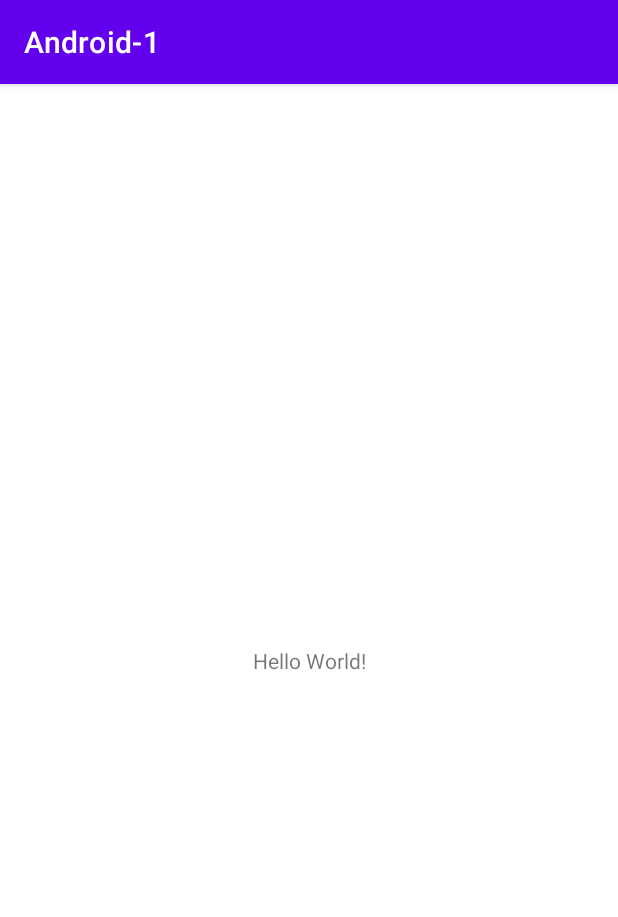
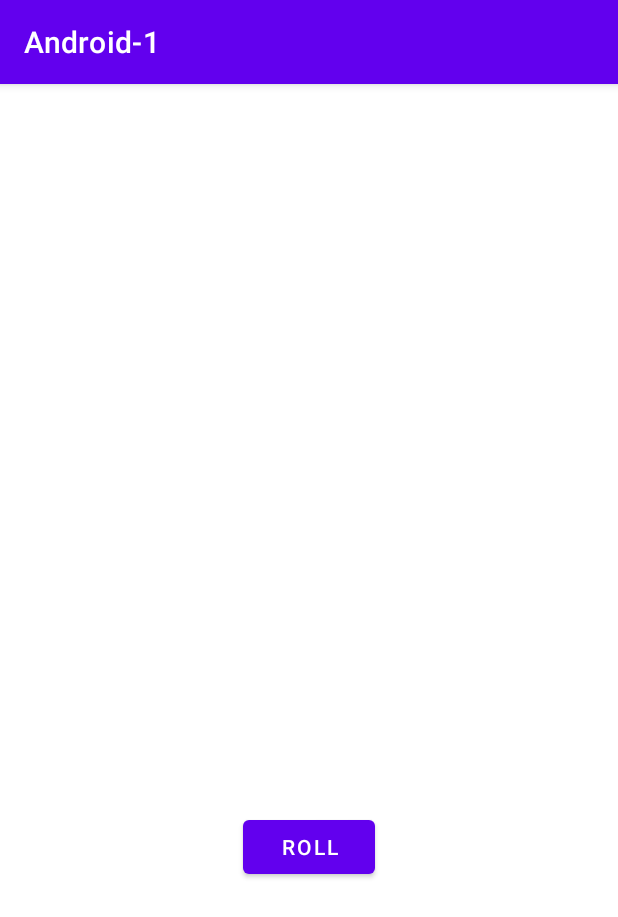
Before and after one commit to JuuanC/Android-1, an Android app: the screen it shows after launch (MainActivity), on a phone screen of 412 x 824 dp. Shown: the top 917 px of the screen. Run offline under Robolectric (Android 15) with nearby library versions, the phone set to English and light mode, and no system bars.

Commit message:
Se termino la leccion del tutorial de android developer

```diff
--- a/app/build.gradle
+++ b/app/build.gradle
@@ -14,6 +14,8 @@ android {
         versionName "1.0"
 
         testInstrumentationRunner "androidx.test.runner.AndroidJUnitRunner"
+
+        vectorDrawables.useSupportLibrary = true
     }
 
     buildTypes {
--- a/app/src/main/java/com/example/android_1/MainActivity.kt
+++ b/app/src/main/java/com/example/android_1/MainActivity.kt
@@ -1,11 +1,41 @@
 package com.example.android_1
 
+import android.os.Bundle
+import android.widget.Button
+import android.widget.ImageView
+import android.widget.Toast
 import androidx.appcompat.app.AppCompatActivity
-import android.os.Bundle
 
 class MainActivity : AppCompatActivity() {
+
+    lateinit var diceImage: ImageView
     override fun onCreate(savedInstanceState: Bundle?) {
         super.onCreate(savedInstanceState)
         setContentView(R.layout.activity_main)
+
+        diceImage = findViewById(R.id.dice_image)
+
+        val rollButton: Button = findViewById(R.id.roll_button)
+        rollButton.setOnClickListener { rollDice() }
+    }
+
+    private fun rollDice() {
+
+        val randomInt = (1..6).random()
+
+        val drawebleResource = when (randomInt) {
+            1 -> R.drawable.dice_1
+            2 -> R.drawable.dice_2
+            3 -> R.drawable.dice_3
+            4 -> R.drawable.dice_4
+            5 -> R.drawable.dice_5
+            else -> R.drawable.dice_6
+        }
+        diceImage.setImageResource(drawebleResource)
+        Toast.makeText(
+            this,
+            StringBuilder("El número fue: ").append(randomInt),
+            Toast.LENGTH_SHORT
+        ).show()
     }
 }
--- /dev/null
+++ b/app/src/main/res/drawable/dice_1.xml
@@ -0,0 +1,66 @@
+<!--
+  ~ Copyright 2018, The Android Open Source Project
+  ~
+  ~ Licensed under the Apache License, Version 2.0 (the "License");
+  ~ you may not use this file except in compliance with the License.
+  ~ You may obtain a copy of the License at
+  ~
+  ~     http://www.apache.org/licenses/LICENSE-2.0
+  ~
+  ~ Unless required by applicable law or agreed to in writing, software
+  ~ distributed under the License is distributed on an "AS IS" BASIS,
+  ~ WITHOUT WARRANTIES OR CONDITIONS OF ANY KIND, either express or implied.
+  ~ See the License for the specific language governing permissions and
+  ~ limitations under the License.
+  -->
+
+<vector xmlns:android="http://schemas.android.com/apk/res/android"
+    android:width="200dp"
+    android:height="250dp"
+    android:viewportWidth="800"
+    android:viewportHeight="1000">
+    <path
+        android:fillAlpha="0.5"
+        android:fillColor="#eee"
+        android:pathData="M740.8,635.42c-68.27,90.47 -249.77,201.76 -316,240.63a50.7,50.7 0,0 1,-49.93 0.81c-64.19,-35 -234.09,-133.88 -315.65,-242a14.69,14.69 0,0 1,-0.12 -17.49c77.58,-106.29 159.67,-258.89 341.06,-258.89 182,0 242.19,139.08 340.27,258.88A14.62,14.62 0,0 1,740.8 635.42Z"
+        android:strokeAlpha="0.5" />
+    <path
+        android:fillColor="#bdbdbd"
+        android:pathData="M704.9,630l-294.29,191.06l0,-340.85l294.29,-191.06l0,340.85z" />
+    <path
+        android:fillColor="#e0e0e0"
+        android:pathData="M97.59,630l294.29,191.06l0,-340.85l-294.29,-191.06l0,340.85z" />
+    <path
+        android:fillColor="#f5f5f5"
+        android:pathData="M400.14,464.73l-293.19,-191.45l293.19,-156.31l295.39,156.31l-295.39,191.45z" />
+    <path
+        android:fillColor="#eee"
+        android:pathData="M106.95,273.28l-9.36,15.87l294.29,191.06l8.26,-15.48l-293.19,-191.45z" />
+    <path
+        android:fillColor="#e0e0e0"
+        android:pathData="M695.53,273.28l9.37,15.87l-294.29,191.06l-10.47,-15.48l295.39,-191.45z" />
+    <path
+        android:fillColor="#eee"
+        android:pathData="M391.88,480.21h18.73v340.85h-18.73z" />
+    <path
+        android:fillColor="#f5f5f5"
+        android:pathData="M400.14,464.73l-8.26,15.48l18.73,0l-10.47,-15.48z" />
+    <path
+        android:fillColor="#78c257"
+        android:pathData="M397.45,297.62a16.9,28.71 97.07,1 0,4.16 -33.54a16.9,28.71 97.07,1 0,-4.16 33.54z" />
+    <path
+        android:fillColor="#78c257"
+        android:pathData="M297.17,539.02a30.12,16.11 53.82,1 0,26.01 -19.02a30.12,16.11 53.82,1 0,-26.01 19.02z" />
+    <path
+        android:fillColor="#78c257"
+        android:pathData="M161.96,588.24a30.12,16.11 53.82,1 0,26.01 -19.02a30.12,16.11 53.82,1 0,-26.01 19.02z" />
+    <path
+        android:fillColor="#78c257"
+        android:pathData="M551.15,579.45a30.12,16.11 126.18,1 0,35.56 -48.62a30.12,16.11 126.18,1 0,-35.56 48.62z" />
+    <path
+        android:fillColor="#78c257"
+        android:pathData="M469.12,549.58a30.12,16.11 126.18,1 0,35.56 -48.62a30.12,16.11 126.18,1 0,-35.56 48.62z" />
+    <path
+        android:fillColor="#78c257"
+        android:pathData="M633.17,609.29a30.12,16.11 126.18,1 0,35.56 -48.62a30.12,16.11 126.18,1 0,-35.56 48.62z" />
+</vector>
--- /dev/null
+++ b/app/src/main/res/drawable/dice_2.xml
@@ -0,0 +1,66 @@
+<!--
+  ~ Copyright 2018, The Android Open Source Project
+  ~
+  ~ Licensed under the Apache License, Version 2.0 (the "License");
+  ~ you may not use this file except in compliance with the License.
+  ~ You may obtain a copy of the License at
+  ~
+  ~     http://www.apache.org/licenses/LICENSE-2.0
+  ~
+  ~ Unless required by applicable law or agreed to in writing, software
+  ~ distributed under the License is distributed on an "AS IS" BASIS,
+  ~ WITHOUT WARRANTIES OR CONDITIONS OF ANY KIND, either express or implied.
+  ~ See the License for the specific language governing permissions and
+  ~ limitations under the License.
+  -->
+
+<vector xmlns:android="http://schemas.android.com/apk/res/android"
+    android:width="200dp"
+    android:height="250dp"
+    android:viewportWidth="800"
+    android:viewportHeight="1000">
+    <path
+        android:fillAlpha="0.5"
+        android:fillColor="#eee"
+        android:pathData="M740.8,635.42c-68.27,90.47 -249.77,201.76 -316,240.63a50.7,50.7 0,0 1,-49.93 0.81c-64.19,-35 -234.09,-133.88 -315.65,-242a14.69,14.69 0,0 1,-0.12 -17.49c77.58,-106.29 159.67,-258.89 341.06,-258.89 182,0 242.19,139.08 340.27,258.88A14.62,14.62 0,0 1,740.8 635.42Z"
+        android:strokeAlpha="0.5" />
+    <path
+        android:fillColor="#bdbdbd"
+        android:pathData="M704.9,630l-294.29,191.06l0,-340.85l294.29,-191.06l0,340.85z" />
+    <path
+        android:fillColor="#e0e0e0"
+        android:pathData="M97.59,630l294.29,191.06l0,-340.85l-294.29,-191.06l0,340.85z" />
+    <path
+        android:fillColor="#f5f5f5"
+        android:pathData="M400.14,464.73l-293.19,-191.45l293.19,-156.31l295.39,156.31l-295.39,191.45z" />
+    <path
+        android:fillColor="#eee"
+        android:pathData="M106.95,273.28l-9.36,15.87l294.29,191.06l8.26,-15.48l-293.19,-191.45z" />
+    <path
+        android:fillColor="#e0e0e0"
+        android:pathData="M695.53,273.28l9.37,15.87l-294.29,191.06l-10.47,-15.48l295.39,-191.45z" />
+    <path
+        android:fillColor="#eee"
+        android:pathData="M391.88,480.21h18.73v340.85h-18.73z" />
+    <path
+        android:fillColor="#f5f5f5"
+        android:pathData="M400.14,464.73l-8.26,15.48l18.73,0l-10.47,-15.48z" />
+    <path
+        android:fillColor="#78c257"
+        android:pathData="M520.85,303.25a16.9,28.71 97.07,1 0,4.16 -33.54a16.9,28.71 97.07,1 0,-4.16 33.54z" />
+    <path
+        android:fillColor="#78c257"
+        android:pathData="M273.33,291.99a16.9,28.71 97.07,1 0,4.16 -33.54a16.9,28.71 97.07,1 0,-4.16 33.54z" />
+    <path
+        android:fillColor="#78c257"
+        android:pathData="M229.56,563.64a30.12,16.11 53.82,1 0,26.01 -19.02a30.12,16.11 53.82,1 0,-26.01 19.02z" />
+    <path
+        android:fillColor="#78c257"
+        android:pathData="M311.58,533.77a30.12,16.11 53.82,1 0,26.01 -19.02a30.12,16.11 53.82,1 0,-26.01 19.02z" />
+    <path
+        android:fillColor="#78c257"
+        android:pathData="M147.54,593.49a30.12,16.11 53.82,1 0,26.01 -19.02a30.12,16.11 53.82,1 0,-26.01 19.02z" />
+    <path
+        android:fillColor="#78c257"
+        android:pathData="M551.15,579.45a30.12,16.11 126.18,1 0,35.56 -48.62a30.12,16.11 126.18,1 0,-35.56 48.62z" />
+</vector>
--- /dev/null
+++ b/app/src/main/res/drawable/dice_3.xml
@@ -0,0 +1,66 @@
+<!--
+  ~ Copyright 2018, The Android Open Source Project
+  ~
+  ~ Licensed under the Apache License, Version 2.0 (the "License");
+  ~ you may not use this file except in compliance with the License.
+  ~ You may obtain a copy of the License at
+  ~
+  ~     http://www.apache.org/licenses/LICENSE-2.0
+  ~
+  ~ Unless required by applicable law or agreed to in writing, software
+  ~ distributed under the License is distributed on an "AS IS" BASIS,
+  ~ WITHOUT WARRANTIES OR CONDITIONS OF ANY KIND, either express or implied.
+  ~ See the License for the specific language governing permissions and
+  ~ limitations under the License.
+  -->
+
+<vector xmlns:android="http://schemas.android.com/apk/res/android"
+    android:width="200dp"
+    android:height="250dp"
+    android:viewportWidth="800"
+    android:viewportHeight="1000">
+    <path
+        android:fillAlpha="0.5"
+        android:fillColor="#eee"
+        android:pathData="M740.8,635.42c-68.27,90.47 -249.77,201.76 -316,240.63a50.7,50.7 0,0 1,-49.93 0.81c-64.19,-35 -234.09,-133.88 -315.65,-242a14.69,14.69 0,0 1,-0.12 -17.49c77.58,-106.29 159.67,-258.89 341.06,-258.89 182,0 242.19,139.08 340.27,258.88A14.62,14.62 0,0 1,740.8 635.42Z"
+        android:strokeAlpha="0.5" />
+    <path
+        android:fillColor="#bdbdbd"
+        android:pathData="M704.9,630l-294.29,191.06l0,-340.85l294.29,-191.06l0,340.85z" />
+    <path
+        android:fillColor="#e0e0e0"
+        android:pathData="M97.59,630l294.29,191.06l0,-340.85l-294.29,-191.06l0,340.85z" />
+    <path
+        android:fillColor="#f5f5f5"
+        android:pathData="M400.14,464.73l-293.19,-191.45l293.19,-156.31l295.39,156.31l-295.39,191.45z" />
+    <path
+        android:fillColor="#eee"
+        android:pathData="M106.95,273.28l-9.36,15.87l294.29,191.06l8.26,-15.48l-293.19,-191.45z" />
+    <path
+        android:fillColor="#e0e0e0"
+        android:pathData="M695.53,273.28l9.37,15.87l-294.29,191.06l-10.47,-15.48l295.39,-191.45z" />
+    <path
+        android:fillColor="#eee"
+        android:pathData="M391.88,480.21h18.73v340.85h-18.73z" />
+    <path
+        android:fillColor="#f5f5f5"
+        android:pathData="M400.14,464.73l-8.26,15.48l18.73,0l-10.47,-15.48z" />
+    <path
+        android:fillColor="#78c257"
+        android:pathData="M398.11,297.62a16.9,28.71 97.07,1 0,4.16 -33.54a16.9,28.71 97.07,1 0,-4.16 33.54z" />
+    <path
+        android:fillColor="#78c257"
+        android:pathData="M548.27,304.46a16.9,28.71 97.07,1 0,4.16 -33.54a16.9,28.71 97.07,1 0,-4.16 33.54z" />
+    <path
+        android:fillColor="#78c257"
+        android:pathData="M247.95,290.79a16.9,28.71 97.07,1 0,4.16 -33.54a16.9,28.71 97.07,1 0,-4.16 33.54z" />
+    <path
+        android:fillColor="#78c257"
+        android:pathData="M229.56,563.64a30.12,16.11 53.82,1 0,26.01 -19.02a30.12,16.11 53.82,1 0,-26.01 19.02z" />
+    <path
+        android:fillColor="#78c257"
+        android:pathData="M483.54,554.83a30.12,16.11 126.18,1 0,35.56 -48.62a30.12,16.11 126.18,1 0,-35.56 48.62z" />
+    <path
+        android:fillColor="#78c257"
+        android:pathData="M618.75,604.04a30.12,16.11 126.18,1 0,35.56 -48.62a30.12,16.11 126.18,1 0,-35.56 48.62z" />
+</vector>
--- /dev/null
+++ b/app/src/main/res/drawable/dice_4.xml
@@ -0,0 +1,69 @@
+<!--
+  ~ Copyright 2018, The Android Open Source Project
+  ~
+  ~ Licensed under the Apache License, Version 2.0 (the "License");
+  ~ you may not use this file except in compliance with the License.
+  ~ You may obtain a copy of the License at
+  ~
+  ~     http://www.apache.org/licenses/LICENSE-2.0
+  ~
+  ~ Unless required by applicable law or agreed to in writing, software
+  ~ distributed under the License is distributed on an "AS IS" BASIS,
+  ~ WITHOUT WARRANTIES OR CONDITIONS OF ANY KIND, either express or implied.
+  ~ See the License for the specific language governing permissions and
+  ~ limitations under the License.
+  -->
+
+<vector xmlns:android="http://schemas.android.com/apk/res/android"
+    android:width="200dp"
+    android:height="250dp"
+    android:viewportWidth="800"
+    android:viewportHeight="1000">
+    <path
+        android:fillAlpha="0.5"
+        android:fillColor="#eee"
+        android:pathData="M740.8,635.42c-68.27,90.47 -249.77,201.76 -316,240.63a50.7,50.7 0,0 1,-49.93 0.81c-64.19,-35 -234.09,-133.88 -315.65,-242a14.69,14.69 0,0 1,-0.12 -17.49c77.58,-106.29 159.67,-258.89 341.06,-258.89 182,0 242.19,139.08 340.27,258.88A14.62,14.62 0,0 1,740.8 635.42Z"
+        android:strokeAlpha="0.5" />
+    <path
+        android:fillColor="#bdbdbd"
+        android:pathData="M704.9,630l-294.29,191.06l0,-340.85l294.29,-191.06l0,340.85z" />
+    <path
+        android:fillColor="#e0e0e0"
+        android:pathData="M97.59,630l294.29,191.06l0,-340.85l-294.29,-191.06l0,340.85z" />
+    <path
+        android:fillColor="#f5f5f5"
+        android:pathData="M400.14,464.73l-293.19,-191.45l293.19,-156.31l295.39,156.31l-295.39,191.45z" />
+    <path
+        android:fillColor="#eee"
+        android:pathData="M106.95,273.28l-9.36,15.87l294.29,191.06l8.26,-15.48l-293.19,-191.45z" />
+    <path
+        android:fillColor="#e0e0e0"
+        android:pathData="M695.53,273.28l9.37,15.87l-294.29,191.06l-10.47,-15.48l295.39,-191.45z" />
+    <path
+        android:fillColor="#eee"
+        android:pathData="M391.88,480.21h18.73v340.85h-18.73z" />
+    <path
+        android:fillColor="#f5f5f5"
+        android:pathData="M400.14,464.73l-8.26,15.48l18.73,0l-10.47,-15.48z" />
+    <path
+        android:fillColor="#78c257"
+        android:pathData="M530.08,303.65a16.9,28.71 97.07,1 0,4.16 -33.54a16.9,28.71 97.07,1 0,-4.16 33.54z" />
+    <path
+        android:fillColor="#78c257"
+        android:pathData="M389.68,218.17a16.9,28.71 97.07,1 0,4.16 -33.54a16.9,28.71 97.07,1 0,-4.16 33.54z" />
+    <path
+        android:fillColor="#78c257"
+        android:pathData="M405.35,377.09a16.9,28.71 97.07,1 0,4.16 -33.54a16.9,28.71 97.07,1 0,-4.16 33.54z" />
+    <path
+        android:fillColor="#78c257"
+        android:pathData="M264.95,291.6a16.9,28.71 97.07,1 0,4.16 -33.54a16.9,28.71 97.07,1 0,-4.16 33.54z" />
+    <path
+        android:fillColor="#78c257"
+        android:pathData="M297.17,541.59a30.12,16.11 53.82,1 0,26.01 -19.02a30.12,16.11 53.82,1 0,-26.01 19.02z" />
+    <path
+        android:fillColor="#78c257"
+        android:pathData="M161.96,590.81a30.12,16.11 53.82,1 0,26.01 -19.02a30.12,16.11 53.82,1 0,-26.01 19.02z" />
+    <path
+        android:fillColor="#78c257"
+        android:pathData="M551.15,579.45a30.12,16.11 126.18,1 0,35.56 -48.62a30.12,16.11 126.18,1 0,-35.56 48.62z" />
+</vector>
--- /dev/null
+++ b/app/src/main/res/drawable/dice_5.xml
@@ -0,0 +1,75 @@
+<!--
+  ~ Copyright 2018, The Android Open Source Project
+  ~
+  ~ Licensed under the Apache License, Version 2.0 (the "License");
+  ~ you may not use this file except in compliance with the License.
+  ~ You may obtain a copy of the License at
+  ~
+  ~     http://www.apache.org/licenses/LICENSE-2.0
+  ~
+  ~ Unless required by applicable law or agreed to in writing, software
+  ~ distributed under the License is distributed on an "AS IS" BASIS,
+  ~ WITHOUT WARRANTIES OR CONDITIONS OF ANY KIND, either express or implied.
+  ~ See the License for the specific language governing permissions and
+  ~ limitations under the License.
+  -->
+
+<vector xmlns:android="http://schemas.android.com/apk/res/android"
+    android:width="200dp"
+    android:height="250dp"
+    android:viewportWidth="800"
+    android:viewportHeight="1000">
+    <path
+        android:fillAlpha="0.5"
+        android:fillColor="#eee"
+        android:pathData="M740.8,635.42c-68.27,90.47 -249.77,201.76 -316,240.63a50.7,50.7 0,0 1,-49.93 0.81c-64.19,-35 -234.09,-133.88 -315.65,-242a14.69,14.69 0,0 1,-0.12 -17.49c77.58,-106.29 159.67,-258.89 341.06,-258.89 182,0 242.19,139.08 340.27,258.88A14.62,14.62 0,0 1,740.8 635.42Z"
+        android:strokeAlpha="0.5" />
+    <path
+        android:fillColor="#bdbdbd"
+        android:pathData="M704.9,630l-294.29,191.06l0,-340.85l294.29,-191.06l0,340.85z" />
+    <path
+        android:fillColor="#e0e0e0"
+        android:pathData="M97.59,630l294.29,191.06l0,-340.85l-294.29,-191.06l0,340.85z" />
+    <path
+        android:fillColor="#f5f5f5"
+        android:pathData="M400.14,464.73l-293.19,-191.45l293.19,-156.31l295.39,156.31l-295.39,191.45z" />
+    <path
+        android:fillColor="#eee"
+        android:pathData="M106.95,273.28l-9.36,15.87l294.29,191.06l8.26,-15.48l-293.19,-191.45z" />
+    <path
+        android:fillColor="#e0e0e0"
+        android:pathData="M695.53,273.28l9.37,15.87l-294.29,191.06l-10.47,-15.48l295.39,-191.45z" />
+    <path
+        android:fillColor="#eee"
+        android:pathData="M391.88,480.21h18.73v340.85h-18.73z" />
+    <path
+        android:fillColor="#f5f5f5"
+        android:pathData="M400.14,464.73l-8.26,15.48l18.73,0l-10.47,-15.48z" />
+    <path
+        android:fillColor="#78c257"
+        android:pathData="M397.05,297.63a16.9,28.71 97.07,1 0,4.16 -33.54a16.9,28.71 97.07,1 0,-4.16 33.54z" />
+    <path
+        android:fillColor="#78c257"
+        android:pathData="M547.21,304.45a16.9,28.71 97.07,1 0,4.16 -33.54a16.9,28.71 97.07,1 0,-4.16 33.54z" />
+    <path
+        android:fillColor="#78c257"
+        android:pathData="M388.17,207.62a16.9,28.71 97.07,1 0,4.16 -33.54a16.9,28.71 97.07,1 0,-4.16 33.54z" />
+    <path
+        android:fillColor="#78c257"
+        android:pathData="M405.93,387.62a16.9,28.71 97.07,1 0,4.16 -33.54a16.9,28.71 97.07,1 0,-4.16 33.54z" />
+    <path
+        android:fillColor="#78c257"
+        android:pathData="M246.89,290.79a16.9,28.71 97.07,1 0,4.16 -33.54a16.9,28.71 97.07,1 0,-4.16 33.54z" />
+    <path
+        android:fillColor="#78c257"
+        android:pathData="M229.56,563.64a30.12,16.11 53.82,1 0,26.01 -19.02a30.12,16.11 53.82,1 0,-26.01 19.02z" />
+    <path
+        android:fillColor="#78c257"
+        android:pathData="M551.15,579.45a30.12,16.11 126.18,1 0,35.56 -48.62a30.12,16.11 126.18,1 0,-35.56 48.62z" />
+    <path
+        android:fillColor="#78c257"
+        android:pathData="M469.12,549.58a30.12,16.11 126.18,1 0,35.56 -48.62a30.12,16.11 126.18,1 0,-35.56 48.62z" />
+    <path
+        android:fillColor="#78c257"
+        android:pathData="M633.17,609.29a30.12,16.11 126.18,1 0,35.56 -48.62a30.12,16.11 126.18,1 0,-35.56 48.62z" />
+</vector>
--- /dev/null
+++ b/app/src/main/res/drawable/dice_6.xml
@@ -0,0 +1,81 @@
+<!--
+  ~ Copyright 2018, The Android Open Source Project
+  ~
+  ~ Licensed under the Apache License, Version 2.0 (the "License");
+  ~ you may not use this file except in compliance with the License.
+  ~ You may obtain a copy of the License at
+  ~
+  ~     http://www.apache.org/licenses/LICENSE-2.0
+  ~
+  ~ Unless required by applicable law or agreed to in writing, software
+  ~ distributed under the License is distributed on an "AS IS" BASIS,
+  ~ WITHOUT WARRANTIES OR CONDITIONS OF ANY KIND, either express or implied.
+  ~ See the License for the specific language governing permissions and
+  ~ limitations under the License.
+  -->
+
+<vector xmlns:android="http://schemas.android.com/apk/res/android"
+    android:width="200dp"
+    android:height="250dp"
+    android:viewportWidth="800"
+    android:viewportHeight="1000">
+    <path
+        android:fillAlpha="0.5"
+        android:fillColor="#eee"
+        android:pathData="M740.8,635.42c-68.27,90.47 -249.77,201.76 -316,240.63a50.7,50.7 0,0 1,-49.93 0.81c-64.19,-35 -234.09,-133.88 -315.65,-242a14.69,14.69 0,0 1,-0.12 -17.49c77.58,-106.29 159.67,-258.89 341.06,-258.89 182,0 242.19,139.08 340.27,258.88A14.62,14.62 0,0 1,740.8 635.42Z"
+        android:strokeAlpha="0.5" />
+    <path
+        android:fillColor="#bdbdbd"
+        android:pathData="M704.9,630l-294.29,191.06l0,-340.85l294.29,-191.06l0,340.85z" />
+    <path
+        android:fillColor="#e0e0e0"
+        android:pathData="M97.59,630l294.29,191.06l0,-340.85l-294.29,-191.06l0,340.85z" />
+    <path
+        android:fillColor="#f5f5f5"
+        android:pathData="M400.14,464.73l-293.19,-191.45l293.19,-156.31l295.39,156.31l-295.39,191.45z" />
+    <path
+        android:fillColor="#eee"
+        android:pathData="M106.95,273.28l-9.36,15.87l294.29,191.06l8.26,-15.48l-293.19,-191.45z" />
+    <path
+        android:fillColor="#e0e0e0"
+        android:pathData="M695.53,273.28l9.37,15.87l-294.29,191.06l-10.47,-15.48l295.39,-191.45z" />
+    <path
+        android:fillColor="#eee"
+        android:pathData="M391.88,480.21h18.73v340.85h-18.73z" />
+    <path
+        android:fillColor="#f5f5f5"
+        android:pathData="M400.14,464.73l-8.26,15.48l18.73,0l-10.47,-15.48z" />
+    <path
+        android:fillColor="#78c257"
+        android:pathData="M326.53,254.89a16.9,28.71 97.07,1 0,4.16 -33.54a16.9,28.71 97.07,1 0,-4.16 33.54z" />
+    <path
+        android:fillColor="#78c257"
+        android:pathData="M537.57,298.78a16.9,28.71 97.07,1 0,4.16 -33.54a16.9,28.71 97.07,1 0,-4.16 33.54z" />
+    <path
+        android:fillColor="#78c257"
+        android:pathData="M397.17,213.3a16.9,28.71 97.07,1 0,4.16 -33.54a16.9,28.71 97.07,1 0,-4.16 33.54z" />
+    <path
+        android:fillColor="#78c257"
+        android:pathData="M396.31,381.95a16.9,28.71 97.07,1 0,4.16 -33.54a16.9,28.71 97.07,1 0,-4.16 33.54z" />
+    <path
+        android:fillColor="#78c257"
+        android:pathData="M255.91,296.47a16.9,28.71 97.07,1 0,4.16 -33.54a16.9,28.71 97.07,1 0,-4.16 33.54z" />
+    <path
+        android:fillColor="#78c257"
+        android:pathData="M466.93,340.37a16.9,28.71 97.07,1 0,4.16 -33.54a16.9,28.71 97.07,1 0,-4.16 33.54z" />
+    <path
+        android:fillColor="#78c257"
+        android:pathData="M230,563.64a30.12,16.11 53.82,1 0,26.01 -19.02a30.12,16.11 53.82,1 0,-26.01 19.02z" />
+    <path
+        android:fillColor="#78c257"
+        android:pathData="M312.02,533.78a30.12,16.11 53.82,1 0,26.01 -19.02a30.12,16.11 53.82,1 0,-26.01 19.02z" />
+    <path
+        android:fillColor="#78c257"
+        android:pathData="M147.96,593.48a30.12,16.11 53.82,1 0,26.01 -19.02a30.12,16.11 53.82,1 0,-26.01 19.02z" />
+    <path
+        android:fillColor="#78c257"
+        android:pathData="M483.54,554.83a30.12,16.11 126.18,1 0,35.56 -48.62a30.12,16.11 126.18,1 0,-35.56 48.62z" />
+    <path
+        android:fillColor="#78c257"
+        android:pathData="M618.75,604.04a30.12,16.11 126.18,1 0,35.56 -48.62a30.12,16.11 126.18,1 0,-35.56 48.62z" />
+</vector>
--- /dev/null
+++ b/app/src/main/res/drawable/empty_dice.xml
@@ -0,0 +1,27 @@
+<!--
+  ~ Copyright 2018, The Android Open Source Project
+  ~
+  ~ Licensed under the Apache License, Version 2.0 (the "License");
+  ~ you may not use this file except in compliance with the License.
+  ~ You may obtain a copy of the License at
+  ~
+  ~     http://www.apache.org/licenses/LICENSE-2.0
+  ~
+  ~ Unless required by applicable law or agreed to in writing, software
+  ~ distributed under the License is distributed on an "AS IS" BASIS,
+  ~ WITHOUT WARRANTIES OR CONDITIONS OF ANY KIND, either express or implied.
+  ~ See the License for the specific language governing permissions and
+  ~ limitations under the License.
+  -->
+
+<vector xmlns:android="http://schemas.android.com/apk/res/android"
+    android:width="200dp"
+    android:height="250dp"
+    android:viewportWidth="800"
+    android:viewportHeight="1000">
+
+    <path
+        android:fillColor="#00000000"
+        android:pathData="M0,0l0,0z" />
+
+</vector>
--- a/app/src/main/res/layout/activity_main.xml
+++ b/app/src/main/res/layout/activity_main.xml
@@ -1,18 +1,31 @@
 <?xml version="1.0" encoding="utf-8"?>
-<androidx.constraintlayout.widget.ConstraintLayout xmlns:android="http://schemas.android.com/apk/res/android"
+
+<LinearLayout
+    xmlns:android="http://schemas.android.com/apk/res/android"
+    xmlns:tools="http://schemas.android.com/tools"
     xmlns:app="http://schemas.android.com/apk/res-auto"
-    xmlns:tools="http://schemas.android.com/tools"
     android:layout_width="match_parent"
-    android:layout_height="match_parent"
-    tools:context=".MainActivity">
+    android:layout_height="wrap_content"
+    android:orientation="vertical"
+    android:layout_gravity="center_vertical"
+    tools:context=".MainActivity" >
 
-    <TextView
+    <ImageView
+        android:id="@+id/dice_image"
         android:layout_width="wrap_content"
         android:layout_height="wrap_content"
         android:text="Hello World!"
-        app:layout_constraintBottom_toBottomOf="parent"
-        app:layout_constraintLeft_toLeftOf="parent"
-        app:layout_constraintRight_toRightOf="parent"
-        app:layout_constraintTop_toTopOf="parent" />
+        android:textSize="30sp"
+        android:layout_gravity="center_horizontal"
+        app:srcCompat="@drawable/empty_dice"
+        tools:src="@drawable/dice_1" />
 
-</androidx.constraintlayout.widget.ConstraintLayout>
+    <Button
+        android:layout_width="wrap_content"
+        android:layout_height="wrap_content"
+        android:text="@string/roll_label"
+        android:id="@+id/roll_button"
+        android:layout_gravity="center_horizontal"/>
+
+
+</LinearLayout>
--- a/app/src/main/res/values/strings.xml
+++ b/app/src/main/res/values/strings.xml
@@ -1,3 +1,4 @@
 <resources>
     <string name="app_name">Android-1</string>
+    <string name="roll_label">Roll</string>
 </resources>
```
